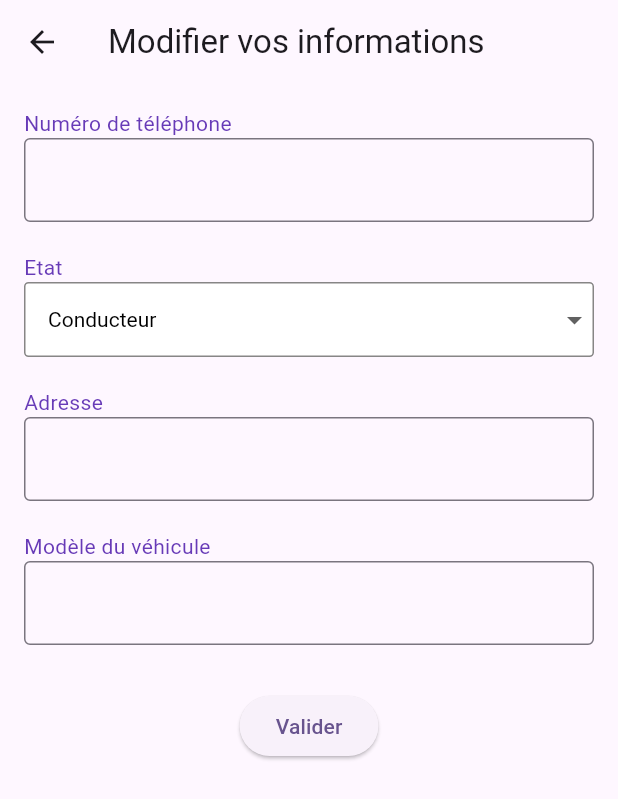
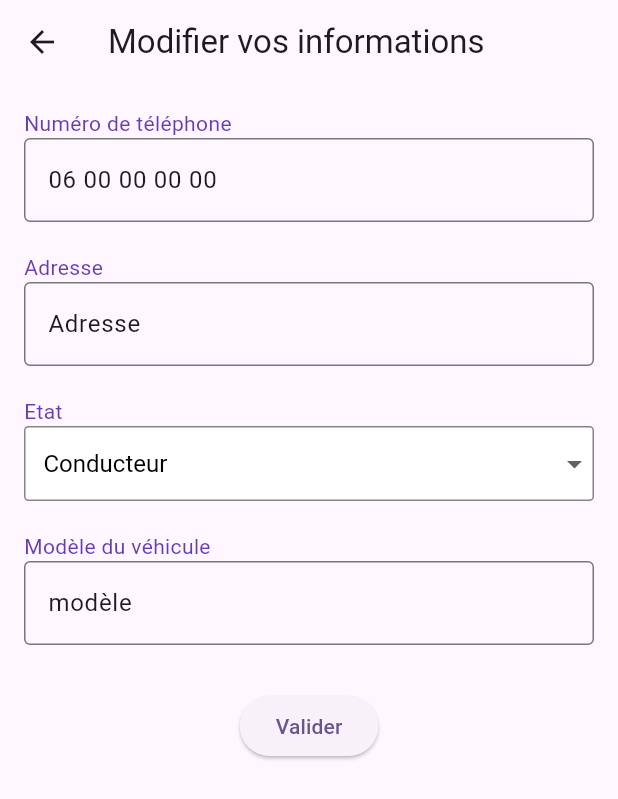
Before and after one commit to EmMEUHnez-moi/App, a Flutter app: the ProfilView screen opened directly, tab 2 chosen, after a tap on "Modifier vos informations", on a phone screen of 412 x 824 dp. Shown: the top 799 px of the screen. Run offline on Flutter 3.47's test engine with Material 3 defaults, Android fonts, the light colour scheme and no system bars; our stand-ins replace equatable, flutter_bloc.

Commit message:
amélioration page profil, actualisation des informations dans la page profil. Ajout de conditions sur les nouvelles informations rentrées

```diff
--- a/lib/profil/view/profil_view.dart
+++ b/lib/profil/view/profil_view.dart
@@ -3,6 +3,8 @@ import 'package:emmeuhnez_moi_app/trajets/widget/champforumlaire_picker.dart';
 import 'package:emmeuhnez_moi_app/profil/view/connexion_view.dart';
 import 'package:emmeuhnez_moi_app/trajets/widget/dropdownlist.dart';
 import 'package:flutter/material.dart';
+import 'package:flutter/services.dart';
+import 'package:emmeuhnez_moi_app/trajets/widget/numero_telephone.dart';
 
 class ProfilView extends StatefulWidget {
   const ProfilView({super.key});
@@ -15,6 +17,14 @@ class ProfilViewState extends State<ProfilView>
     with SingleTickerProviderStateMixin {
   late TabController tabController;
 
+  final ValueNotifier<Map<String, String>> userInfo = ValueNotifier({
+    'email': 'exemple@email.com',
+    'phone': '06 00 00 00 00',
+    'etat': 'Conducteur',
+    'adresse': 'Adresse',
+    'vehicule': 'modèle',
+  });
+
   @override
   void initState() {
     tabController = TabController(length: 2, vsync: this);
@@ -22,6 +32,13 @@ class ProfilViewState extends State<ProfilView>
       setState(() {});
     });
     super.initState();
+  }
+
+  @override
+  void dispose() {
+    tabController.dispose();
+    userInfo.dispose();
+    super.dispose();
   }
 
   @override
@@ -45,8 +62,8 @@ class ProfilViewState extends State<ProfilView>
       body: TabBarView(
         controller: tabController,
         children: [
-          InformationPage(),
-          ParametrePage(),
+          InformationPage(userInfo: userInfo),
+          ParametrePage(userInfo: userInfo),
         ],
       ),
     );
@@ -54,7 +71,9 @@ class ProfilViewState extends State<ProfilView>
 }
 
 class InformationPage extends StatelessWidget {
-  const InformationPage({super.key});
+  final ValueNotifier<Map<String, String>> userInfo;
+
+  const InformationPage({super.key, required this.userInfo});
 
   @override
   Widget build(BuildContext context) {
@@ -103,26 +122,37 @@ class InformationPage extends StatelessWidget {
                 ),
                 borderRadius: BorderRadius.circular(10),
               ),
-                child: ListView(
+              child: ValueListenableBuilder<Map<String, String>>(
+                valueListenable: userInfo,
+                builder: (context, value, child) {
+                  return ListView(
                     shrinkWrap: true,
                     physics: NeverScrollableScrollPhysics(),
                     children: [
                       ListTile(
                           leading: Icon(Icons.email),
-                          title: Text('Adresse email :')),
+                          title: Text('Adresse email : ${value['email']}')),
                       ListTile(
                           leading: Icon(Icons.phone),
-                          title: Text('Numéro de téléphone :')),
-                      ListTile(leading: Icon(Icons.man), title: Text('Etat :')),
+                          title: Text('Numéro de téléphone :\n${value['phone']}')),
+                      ListTile(leading: Icon(Icons.man), title: Text('Etat : ${value['etat']}')),
                       ListTile(
-                          leading: Icon(Icons.home), title: Text('Adresse :')),
+                          leading: Icon(Icons.home), title: Text('Adresse : ${value['adresse']}')),
+                      if (value['etat'] == 'Conducteur' ||
+                          value['etat'] == 'Conducteur et passager') ...[
                         ListTile(
                           leading: Icon(Icons.airport_shuttle_rounded),
-                          title: Text('Modèle du véhicule :')),
+                          title: Text('Modèle du véhicule : ${value['vehicule']}'),
+                        ),
+                      ],
                       ListTile(
                           leading: Icon(Icons.check_rounded),
                           title: Text('Nombre de trajets effectués :'))
-                    ]))
+                    ],
+                  );
+                },
+              ),
+            ),
           ],
         ),
       ),
@@ -131,7 +161,9 @@ class InformationPage extends StatelessWidget {
 }
 
 class ParametrePage extends StatelessWidget {
-  const ParametrePage({super.key});
+  final ValueNotifier<Map<String, String>> userInfo;
+
+  const ParametrePage({super.key, required this.userInfo});
   @override
   Widget build(BuildContext context) {
     return Scaffold(
@@ -145,8 +177,8 @@ class ParametrePage extends StatelessWidget {
                 onPressed: () {
                   Navigator.push(
                     context,
-                    MaterialPageRoute(builder: (context) => ModifInfo()),
-                  );  // Action for first button
+                    MaterialPageRoute(builder: (context) => ModifInfo(userInfo: userInfo,)),
+                  ); // Action for first button
                 },
                 child: Text(
                     style: TextStyle(fontSize: 18),
@@ -225,13 +257,30 @@ class ParametrePage extends StatelessWidget {
 }
 
 class ModifInfo extends StatefulWidget {
-  const ModifInfo({super.key});
+  final ValueNotifier<Map<String, String>> userInfo;
+  const ModifInfo({super.key, required this.userInfo});
 
   @override
   _ModifInfoState createState() => _ModifInfoState();
 }
 
 class _ModifInfoState extends State<ModifInfo> {
+  String? _selectedValue;
+  bool _showVehiculeField = false;
+  final TextEditingController _phoneController = TextEditingController();
+  final TextEditingController _adresseController = TextEditingController();
+  final TextEditingController _vehiculeController = TextEditingController();
+
+  @override
+  void initState() {
+    super.initState();
+    // Pré-remplir les champs avec les valeurs actuelles
+    _phoneController.text = widget.userInfo.value['phone'] ?? '';
+    _adresseController.text = widget.userInfo.value['adresse'] ?? '';
+    _vehiculeController.text = widget.userInfo.value['vehicule'] ?? '';
+    _selectedValue = widget.userInfo.value['etat'];
+    _showVehiculeField = _selectedValue == 'Conducteur' || _selectedValue == 'Conducteur et passager';
+  }
   @override
   Widget build(BuildContext context) {
     return Scaffold(
@@ -247,30 +296,56 @@ class _ModifInfoState extends State<ModifInfo> {
                 label: "Numéro de téléphone",
                 texteduchamp: '',
                 cacheoupas: false,
+                controller: _phoneController,
+                inputFormatters: [
+                  FilteringTextInputFormatter.digitsOnly,
+                  LengthLimitingTextInputFormatter(10),
+                  PhoneNumberFormatter(),
+                ],
+              ),
+              SizedBox(height: 20),
+              ChampFormulaire(
+                label: "Adresse",
+                texteduchamp: '',
+                cacheoupas: false,
+                controller: _adresseController,
               ),
               SizedBox(height: 20),
               ListeDeroulante(
                 label: "Etat",
                 options: ['Conducteur', 'Passager', 'Conducteur et passager'],
                 onChanged: (String? newValue) {
+                  setState(() {
+                    _selectedValue = newValue;
+                    _showVehiculeField = newValue == 'Conducteur' ||
+                        newValue == 'Conducteur et passager';
+                  });
                   // Action for dropdownlist
                 },
               ),
-              SizedBox(height: 20),
-              ChampFormulaire(
-                label: "Adresse",
-                texteduchamp: '',
-                cacheoupas: false,
-              ),
+              if (_showVehiculeField) ...[
                 SizedBox(height: 20),
                 ChampFormulaire(
                   label: "Modèle du véhicule",
                   texteduchamp: '',
                   cacheoupas: false,
+                  controller: _vehiculeController,
                 ),
+
+              ], // Affiche le champ si l'état est conducteur
+
               SizedBox(height: 30),
               ElevatedButton(
                 onPressed: () {
+                  widget.userInfo.value = {
+                    'email': widget.userInfo.value['email'] ?? '',
+                    'phone': _phoneController.text,
+                    'etat': _selectedValue ?? '',
+                    'adresse': _adresseController.text,
+                    'vehicule': _vehiculeController.text,
+                  };
+                  widget.userInfo.notifyListeners(); // Notifier les changements
+                  Navigator.pop(context);
                   // Action for button
                 },
                 child: Text('Valider'),
--- a/lib/trajets/widget/champforumlaire_picker.dart
+++ b/lib/trajets/widget/champforumlaire_picker.dart
@@ -1,17 +1,20 @@
 import 'package:flutter/material.dart';
+import 'package:flutter/services.dart';
 
 class ChampFormulaire extends StatelessWidget {
   final String label;
   final String texteduchamp;
   final bool cacheoupas;
   final TextEditingController? controller;
+  final List<TextInputFormatter>? inputFormatters;
 
   const ChampFormulaire(
       {super.key,
       required this.label,
       required this.texteduchamp,
       required this.cacheoupas,
-      this.controller});
+      this.controller,
+      this.inputFormatters,});
 
   @override
   Widget build(BuildContext context) {
@@ -22,6 +25,7 @@ class ChampFormulaire extends StatelessWidget {
       TextFormField(
         obscureText: cacheoupas,
         controller: controller,
+        inputFormatters: inputFormatters,
         decoration: InputDecoration(
             labelText: texteduchamp, border: OutlineInputBorder(),
             labelStyle: TextStyle(color : Colors.deepPurple)),
--- a/lib/trajets/widget/dropdownlist.dart
+++ b/lib/trajets/widget/dropdownlist.dart
@@ -57,12 +57,12 @@ class _ListeDeroulanteState extends State<ListeDeroulante> {
               return DropdownMenuItem<String>(
                 value: value,
                 child: Padding(
-                  padding: const EdgeInsets.only(left: 15), // Ajoute un alinéa à gauche
+                  padding: const EdgeInsets.only(left: 12), // Ajoute un alinéa à gauche
                   child: Text(value),
                 ),
               );
             }).toList(),
-            style: TextStyle(color: Colors.black), // Couleur du texte
+            style: TextStyle(color: Colors.black, fontSize:16), // Couleur du texte
             underline: Container(), // Supprime la ligne sous la liste déroulante
           ),
         ),
```
Also changed, not shown: lib/trajets/widget/numero_telephone.dart (added, +25 -0 lines), 4 other files. Lines whose indentation alone changed are shown as unchanged.
